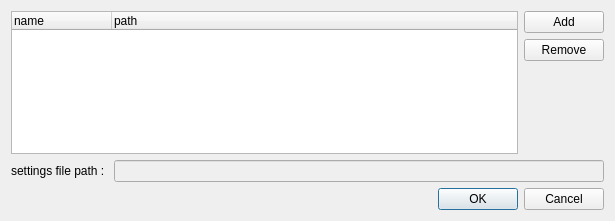
Qt form python/junkbox/ui/settingsdialog.ui (digitalgraphics/junkbox) before a commit.
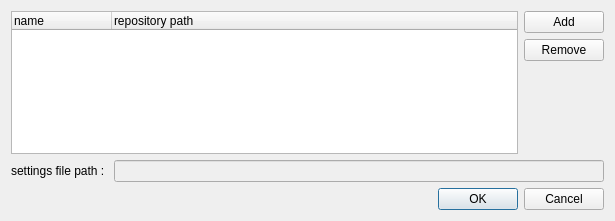
The same form after that commit. Custom widgets are drawn as their Qt base class.

Diff of the .ui file:
```diff
--- a/python/junkbox/ui/settingsdialog.ui
+++ b/python/junkbox/ui/settingsdialog.ui
@@ -31,7 +31,7 @@
        </column>
        <column>
         <property name="text">
-         <string>path</string>
+         <string>repository path</string>
         </property>
        </column>
       </widget>
```
